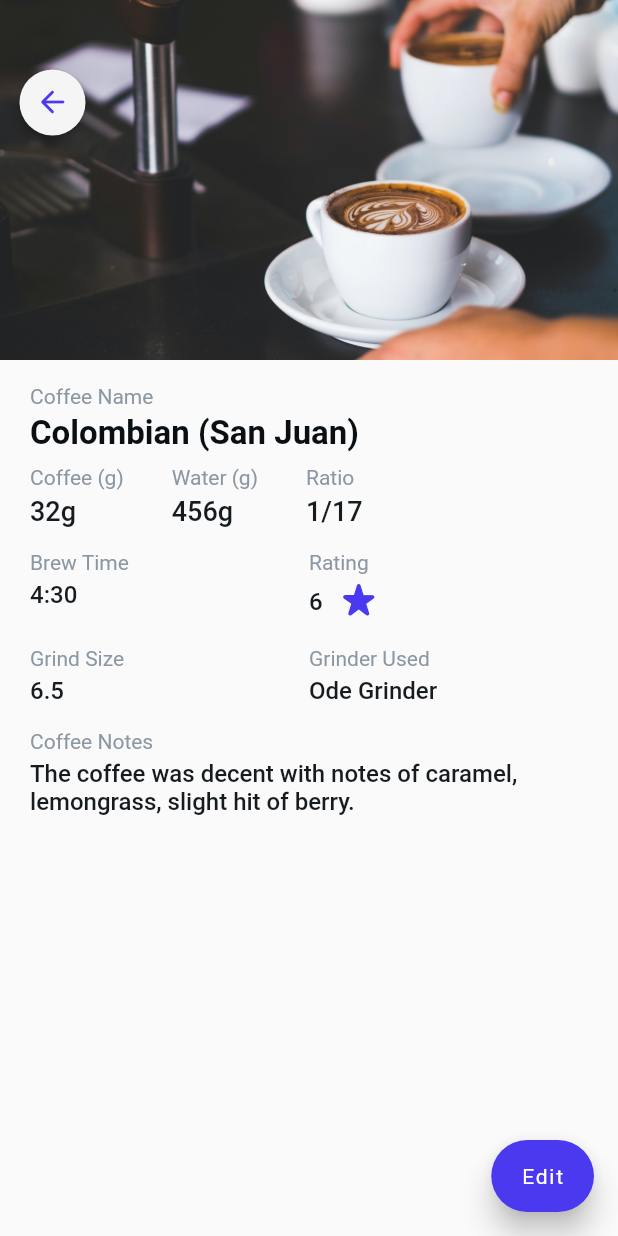
After one commit to MZaimM/Coffee-Shop, a Flutter app: the screen it shows after launch, after a tap on "Nama Produk", on a phone screen of 412 x 824 dp. The commit adds this screen. Run offline on Flutter 3.47's test engine with Material 2 defaults, Android fonts, the phone set to English and light mode, and no system bars; our stand-ins replace hexcolor.

Commit message:
add Detail Coffee

```diff
--- a/lib/main.dart
+++ b/lib/main.dart
@@ -12,6 +12,7 @@ class MyApp extends StatelessWidget {
   @override
   Widget build(BuildContext context) {
     return MaterialApp(
+      debugShowCheckedModeBanner: false,
       title: 'Prak Mobile-B',
       theme: ThemeData(
         // This is the theme of your application.
--- /dev/null
+++ b/lib/view/DetailCoffee.dart
@@ -0,0 +1,383 @@
+import 'package:flutter/material.dart';
+import 'package:hexcolor/hexcolor.dart';
+
+class DetailCoffeeWidget extends StatefulWidget {
+  const DetailCoffeeWidget({Key? key}) : super(key: key);
+
+  @override
+  _DetailCoffeeWidgetState createState() => _DetailCoffeeWidgetState();
+}
+
+class _DetailCoffeeWidgetState extends State<DetailCoffeeWidget> {
+  final scaffoldKey = GlobalKey<ScaffoldState>();
+
+  @override
+  Widget build(BuildContext context) {
+    return Scaffold(
+      key: scaffoldKey,
+      floatingActionButton: FloatingActionButton.extended(
+        onPressed: () {
+          print('FloatingActionButton pressed ...');
+        },
+        backgroundColor: Color(0xFF4B39EF),
+        elevation: 8,
+        label: Text(
+          'Edit',
+          style: TextStyle(
+              color: Colors.white, fontSize: 14, fontWeight: FontWeight.normal),
+        ),
+      ),
+      body: Column(
+        mainAxisSize: MainAxisSize.max,
+        children: [
+          Row(
+            mainAxisSize: MainAxisSize.min,
+            mainAxisAlignment: MainAxisAlignment.start,
+            crossAxisAlignment: CrossAxisAlignment.start,
+            children: [
+              Expanded(
+                child: Container(
+                  height: 240,
+                  child: Stack(
+                    alignment: AlignmentDirectional(-0.95, -0.7),
+                    children: [
+                      Align(
+                        alignment: AlignmentDirectional(0, 0),
+                        child: Image.asset(
+                          'assets/img/kopi.jpg',
+                          width: MediaQuery.of(context).size.width,
+                          height: 240,
+                          fit: BoxFit.cover,
+                        ),
+                      ),
+                      Align(
+                        alignment: AlignmentDirectional(-0.95, -0.55),
+                        child: InkWell(
+                          onTap: () async {
+                            Navigator.pop(context);
+                          },
+                          child: Card(
+                            clipBehavior: Clip.antiAliasWithSaveLayer,
+                            color: Color(0xFFF5F5F5),
+                            elevation: 3,
+                            shape: RoundedRectangleBorder(
+                              borderRadius: BorderRadius.circular(100),
+                            ),
+                            child: Padding(
+                              padding: EdgeInsetsDirectional.fromSTEB(
+                                  10, 10, 10, 10),
+                              child: Icon(
+                                Icons.arrow_back_rounded,
+                                color: Color(0xFF4B39EF),
+                                size: 24,
+                              ),
+                            ),
+                          ),
+                        ),
+                      )
+                    ],
+                  ),
+                ),
+              )
+            ],
+          ),
+          Padding(
+            padding: EdgeInsetsDirectional.fromSTEB(20, 16, 20, 0),
+            child: Row(
+              mainAxisSize: MainAxisSize.max,
+              mainAxisAlignment: MainAxisAlignment.start,
+              crossAxisAlignment: CrossAxisAlignment.start,
+              children: [
+                Column(
+                  mainAxisSize: MainAxisSize.max,
+                  crossAxisAlignment: CrossAxisAlignment.start,
+                  children: [
+                    Text(
+                      'Coffee Name',
+                      style: TextStyle(
+                          color: HexColor('#FF8B97A2'),
+                          fontSize: 14,
+                          fontWeight: FontWeight.normal),
+                    ),
+                    Padding(
+                      padding: EdgeInsetsDirectional.fromSTEB(0, 4, 0, 0),
+                      child: Text(
+                        'Colombian (San Juan)',
+                        textAlign: TextAlign.start,
+                        style: TextStyle(
+                            fontSize: 22,
+                            fontWeight: FontWeight.bold,
+                            color: HexColor('#FF090F13')),
+                      ),
+                    )
+                  ],
+                )
+              ],
+            ),
+          ),
+          Padding(
+            padding: EdgeInsetsDirectional.fromSTEB(20, 8, 20, 0),
+            child: Row(
+              mainAxisSize: MainAxisSize.max,
+              mainAxisAlignment: MainAxisAlignment.start,
+              crossAxisAlignment: CrossAxisAlignment.start,
+              children: [
+                Column(
+                  mainAxisSize: MainAxisSize.max,
+                  crossAxisAlignment: CrossAxisAlignment.start,
+                  children: [
+                    Text(
+                      'Coffee (g)',
+                      style: TextStyle(
+                          color: HexColor('#FF8B97A2'),
+                          fontSize: 14,
+                          fontWeight: FontWeight.normal),
+                    ),
+                    Padding(
+                      padding: EdgeInsetsDirectional.fromSTEB(0, 4, 0, 0),
+                      child: Text(
+                        '32g',
+                        textAlign: TextAlign.start,
+                        style: TextStyle(
+                            color: HexColor('#FF151B1E'),
+                            fontSize: 18,
+                            fontWeight: FontWeight.w500),
+                      ),
+                    ),
+                  ],
+                ),
+                Padding(
+                  padding: EdgeInsetsDirectional.fromSTEB(32, 0, 0, 0),
+                  child: Column(
+                    mainAxisSize: MainAxisSize.max,
+                    crossAxisAlignment: CrossAxisAlignment.start,
+                    children: [
+                      Text(
+                        'Water (g)',
+                        style: TextStyle(
+                            color: HexColor('#FF8B97A2'),
+                            fontSize: 14,
+                            fontWeight: FontWeight.normal),
+                      ),
+                      Padding(
+                        padding: EdgeInsetsDirectional.fromSTEB(0, 4, 0, 0),
+                        child: Text(
+                          '456g',
+                          textAlign: TextAlign.start,
+                          style: TextStyle(
+                              color: HexColor('#FF151B1E'),
+                              fontSize: 18,
+                              fontWeight: FontWeight.w500),
+                        ),
+                      ),
+                    ],
+                  ),
+                ),
+                Padding(
+                  padding: EdgeInsetsDirectional.fromSTEB(32, 0, 0, 0),
+                  child: Column(
+                    mainAxisSize: MainAxisSize.max,
+                    crossAxisAlignment: CrossAxisAlignment.start,
+                    children: [
+                      Text(
+                        'Ratio',
+                        style: TextStyle(
+                            color: HexColor('#FF8B97A2'),
+                            fontSize: 14,
+                            fontWeight: FontWeight.normal),
+                      ),
+                      Padding(
+                        padding: EdgeInsetsDirectional.fromSTEB(0, 4, 0, 0),
+                        child: Text(
+                          '1/17',
+                          textAlign: TextAlign.start,
+                          style: TextStyle(
+                              color: HexColor('#FF151B1E'),
+                              fontSize: 18,
+                              fontWeight: FontWeight.w500),
+                        ),
+                      ),
+                    ],
+                  ),
+                )
+              ],
+            ),
+          ),
+          Padding(
+            padding: EdgeInsetsDirectional.fromSTEB(20, 16, 20, 0),
+            child: Row(
+              mainAxisSize: MainAxisSize.max,
+              mainAxisAlignment: MainAxisAlignment.start,
+              crossAxisAlignment: CrossAxisAlignment.start,
+              children: [
+                Expanded(
+                  child: Column(
+                    mainAxisSize: MainAxisSize.max,
+                    crossAxisAlignment: CrossAxisAlignment.start,
+                    children: [
+                      Text(
+                        'Brew Time',
+                        style: TextStyle(
+                            color: HexColor('#FF8B97A2'),
+                            fontSize: 14,
+                            fontWeight: FontWeight.normal),
+                      ),
+                      Padding(
+                        padding: EdgeInsetsDirectional.fromSTEB(0, 4, 0, 0),
+                        child: Text(
+                          '4:30',
+                          textAlign: TextAlign.start,
+                          style: TextStyle(
+                              color: HexColor('#FF151B1E'),
+                              fontSize: 16,
+                              fontWeight: FontWeight.w500),
+                        ),
+                      )
+                    ],
+                  ),
+                ),
+                Expanded(
+                  child: Column(
+                    mainAxisSize: MainAxisSize.max,
+                    crossAxisAlignment: CrossAxisAlignment.start,
+                    children: [
+                      Text(
+                        'Rating',
+                        style: TextStyle(
+                            color: HexColor('#FF8B97A2'),
+                            fontSize: 14,
+                            fontWeight: FontWeight.normal),
+                      ),
+                      Row(
+                        mainAxisSize: MainAxisSize.max,
+                        children: [
+                          Padding(
+                            padding: EdgeInsetsDirectional.fromSTEB(0, 4, 0, 0),
+                            child: Text(
+                              '6',
+                              textAlign: TextAlign.start,
+                              style: TextStyle(
+                                  color: HexColor('#FF151B1E'),
+                                  fontSize: 16,
+                                  fontWeight: FontWeight.w500),
+                            ),
+                          ),
+                          Padding(
+                            padding: EdgeInsetsDirectional.fromSTEB(8, 0, 0, 0),
+                            child: Icon(
+                              Icons.star_rate_rounded,
+                              color: Color(0xFF4B39EF),
+                              size: 32,
+                            ),
+                          )
+                        ],
+                      )
+                    ],
+                  ),
+                )
+              ],
+            ),
+          ),
+          Padding(
+            padding: EdgeInsetsDirectional.fromSTEB(20, 16, 20, 0),
+            child: Row(
+              mainAxisSize: MainAxisSize.max,
+              mainAxisAlignment: MainAxisAlignment.start,
+              crossAxisAlignment: CrossAxisAlignment.start,
+              children: [
+                Expanded(
+                  child: Column(
+                    mainAxisSize: MainAxisSize.max,
+                    crossAxisAlignment: CrossAxisAlignment.start,
+                    children: [
+                      Text(
+                        'Grind Size',
+                        style: TextStyle(
+                            color: HexColor('#FF8B97A2'),
+                            fontSize: 14,
+                            fontWeight: FontWeight.normal),
+                      ),
+                      Padding(
+                        padding: EdgeInsetsDirectional.fromSTEB(0, 4, 0, 0),
+                        child: Text(
+                          '6.5',
+                          textAlign: TextAlign.start,
+                          style: TextStyle(
+                              color: HexColor('#FF151B1E'),
+                              fontSize: 16,
+                              fontWeight: FontWeight.w500),
+                        ),
+                      ),
+                    ],
+                  ),
+                ),
+                Expanded(
+                  child: Column(
+                    mainAxisSize: MainAxisSize.max,
+                    crossAxisAlignment: CrossAxisAlignment.start,
+                    children: [
+                      Text(
+                        'Grinder Used',
+                        style: TextStyle(
+                            color: HexColor('#FF8B97A2'),
+                            fontSize: 14,
+                            fontWeight: FontWeight.normal),
+                      ),
+                      Padding(
+                        padding: EdgeInsetsDirectional.fromSTEB(0, 4, 0, 0),
+                        child: Text(
+                          'Ode Grinder',
+                          textAlign: TextAlign.start,
+                          style: TextStyle(
+                              color: HexColor('#FF151B1E'),
+                              fontSize: 16,
+                              fontWeight: FontWeight.w500),
+                        ),
+                      ),
+                    ],
+                  ),
+                )
+              ],
+            ),
+          ),
+          Padding(
+            padding: EdgeInsetsDirectional.fromSTEB(20, 16, 20, 0),
+            child: Row(
+              mainAxisSize: MainAxisSize.max,
+              mainAxisAlignment: MainAxisAlignment.start,
+              crossAxisAlignment: CrossAxisAlignment.start,
+              children: [
+                Expanded(
+                  child: Column(
+                    mainAxisSize: MainAxisSize.max,
+                    crossAxisAlignment: CrossAxisAlignment.start,
+                    children: [
+                      Text(
+                        'Coffee Notes',
+                        style: TextStyle(
+                            color: HexColor('#FF8B97A2'),
+                            fontSize: 14,
+                            fontWeight: FontWeight.normal),
+                      ),
+                      Padding(
+                        padding: EdgeInsetsDirectional.fromSTEB(0, 4, 0, 0),
+                        child: Text(
+                          'The coffee was decent with notes of caramel, lemongrass, slight hit of berry.\n',
+                          textAlign: TextAlign.start,
+                          style: TextStyle(
+                              color: HexColor('#FF151B1E'),
+                              fontSize: 16,
+                              fontWeight: FontWeight.w500),
+                        ),
+                      ),
+                    ],
+                  ),
+                )
+              ],
+            ),
+          )
+        ],
+      ),
+    );
+  }
+}
--- a/lib/view/widget/Card.dart
+++ b/lib/view/widget/Card.dart
@@ -1,12 +1,18 @@
 import 'package:flutter/material.dart';
 import 'package:hexcolor/hexcolor.dart';
+import 'package:prak_mobile/view/DetailCoffee.dart';
 
 class CardWidget extends StatelessWidget {
   const CardWidget({Key? key}) : super(key: key);
 
   @override
   Widget build(BuildContext context) {
-    return Container(
+    return GestureDetector(
+      onTap: () {
+        Navigator.push(context,
+            MaterialPageRoute(builder: (context) => DetailCoffeeWidget()));
+      },
+      child: Container(
         width: double.infinity,
         child: Padding(
           padding: const EdgeInsets.only(left: 8.0, right: 8.0),
@@ -64,6 +70,7 @@ class CardWidget extends StatelessWidget {
                 ],
               ))),
         ),
+      ),
     );
   }
 }
```
Lines whose indentation alone changed are shown as unchanged.
